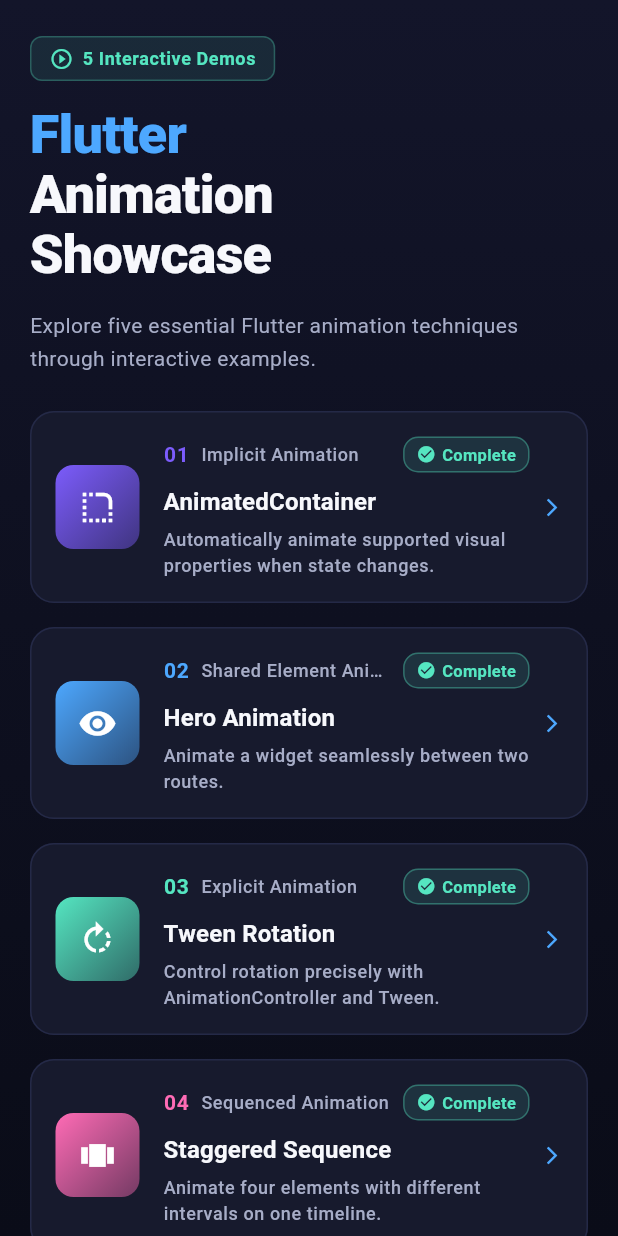
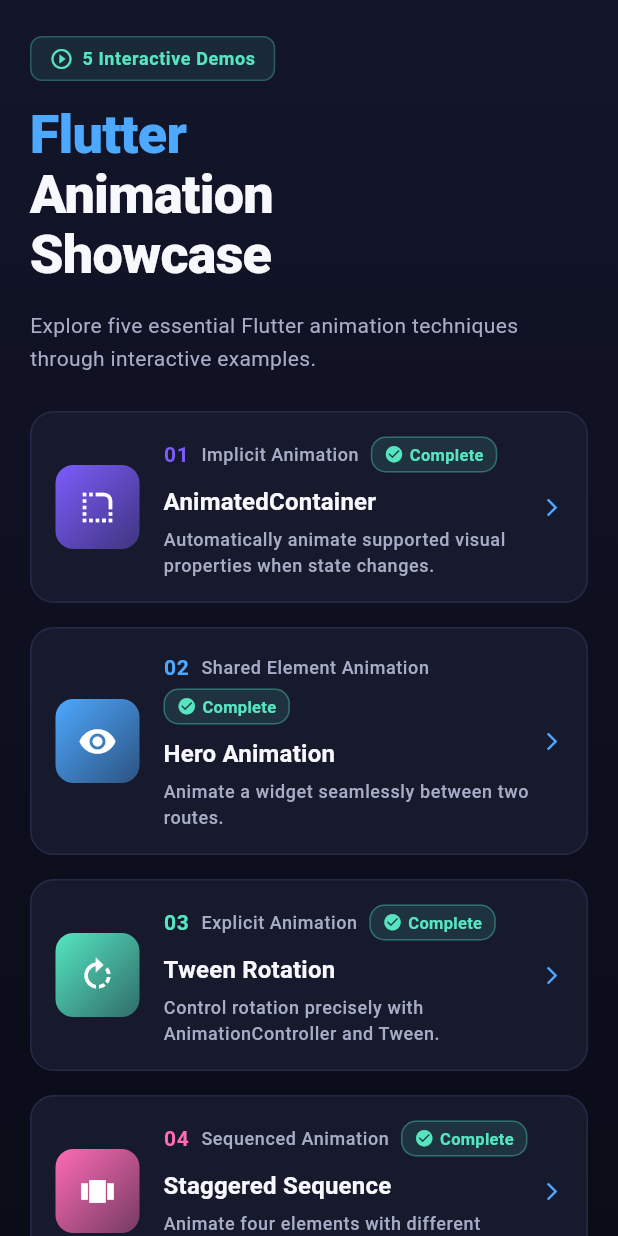
Before and after one commit to fahadkhalid22/Flutter-Animation-Showcase, a Flutter app: the screen it shows after launch, on a phone screen of 412 x 824 dp. Run offline on Flutter 3.47's test engine with Material 3 defaults, Android fonts, the phone set to English and light mode, and no system bars.

Commit message:
fix: improve animation accessibility and UX
- Add Flexible to showcase header badge so pill text wraps
  instead of overflowing at large text scales (1.3×, 2.0×).
- Replace Row with Wrap in AnimationShowcaseCard title row and
  add Flexible to Complete badge pill; reflows gracefully under
  large system fonts instead of clipping.
- Add AppColors.chipLabel (#C4B8FF) high-contrast token for chip
  and index badge text; 7:1 contrast on tinted backgrounds
  versus 2.9:1 with the raw primary.
- BuildSlideFadeRoute now accepts an optional duration parameter;
  CustomRouteDemo passes Duration.zero when reduce-motion is on,
  landing on the destination instantly.
- Wrap each navigation card with Semantics(button:true) so screen
  readers announce cards as tappable buttons.
- Add phase5_a11y_test.dart with regression tests for text-scale
  no-overflow, reduce-motion landing, and card button semantics.

Co-Authored-By: Claude Code <noreply@anthropic.com>

```diff
--- a/lib/core/constants/app_colors.dart
+++ b/lib/core/constants/app_colors.dart
@@ -33,6 +33,11 @@ abstract final class AppColors {
   /// Secondary text for descriptions and captions.
   static const Color textSecondary = Color(0xFFA7ADC7);
 
+  /// High-contrast variant of [primary] used for small text (chip labels,
+  /// index badges) that sits on a semi-transparent tinted background.
+  /// Passes 4.5:1 against the effective tinted chip bg.
+  static const Color chipLabel = Color(0xFFC4B8FF);
+
   /// Diamond-shaped gradient used behind the dashboard header.
   static const LinearGradient backgroundGradient = LinearGradient(
     begin: Alignment.topCenter,
--- a/lib/core/theme/app_theme.dart
+++ b/lib/core/theme/app_theme.dart
@@ -51,7 +51,7 @@ abstract final class AppTheme {
         backgroundColor: AppColors.primary.withValues(alpha: 0.14),
         side: BorderSide(color: AppColors.primary.withValues(alpha: 0.35)),
         labelStyle: const TextStyle(
-          color: AppColors.primary,
+          color: AppColors.chipLabel,
           fontWeight: FontWeight.w600,
         ),
       ),
--- a/lib/core/widgets/animation_showcase_card.dart
+++ b/lib/core/widgets/animation_showcase_card.dart
@@ -25,6 +25,10 @@ class AnimationShowcaseCard extends StatelessWidget {
     return Material(
       color: AppColors.surface,
       borderRadius: BorderRadius.circular(AppRadius.lg),
+      // Declare the card a button so screen readers announce it as tappable
+      // and merge the card's text into a single label.
+      child: Semantics(
+        button: true,
         child: InkWell(
           onTap: onTap,
           borderRadius: BorderRadius.circular(AppRadius.lg),
@@ -43,7 +47,13 @@ class AnimationShowcaseCard extends StatelessWidget {
                   child: Column(
                     crossAxisAlignment: CrossAxisAlignment.start,
                     children: [
-                    Row(
+                      // A Wrap lets the number, category and status badge reflow onto
+                      // extra lines when system font scaling outgrows the card
+                      // column, instead of clipping the category or badge.
+                      Wrap(
+                        crossAxisAlignment: WrapCrossAlignment.center,
+                        spacing: AppSpacing.sm,
+                        runSpacing: AppSpacing.xs,
                         children: [
                           Text(
                             demo.number.toString().padLeft(2, '0'),
@@ -53,19 +63,14 @@ class AnimationShowcaseCard extends StatelessWidget {
                               letterSpacing: 0.5,
                             ),
                           ),
-                        const SizedBox(width: AppSpacing.sm),
-                        Expanded(
-                          child: Text(
+                          Text(
                             demo.category,
                             style: theme.textTheme.labelSmall?.copyWith(
                               color: AppColors.textSecondary,
                               letterSpacing: 0.4,
                               fontSize: 12,
                             ),
-                            overflow: TextOverflow.ellipsis,
                           ),
-                        ),
-                        const SizedBox(width: AppSpacing.sm),
                           const _CompleteBadge(),
                         ],
                       ),
@@ -89,6 +94,7 @@ class AnimationShowcaseCard extends StatelessWidget {
                   color: AppColors.secondary,
                 ),
               ],
+            ),
           ),
         ),
       ),
@@ -143,11 +149,16 @@ class _CompleteBadge extends StatelessWidget {
       ),
       child: Row(
         mainAxisSize: MainAxisSize.min,
+        mainAxisAlignment: MainAxisAlignment.center,
         children: [
           const Icon(Icons.check_circle, size: 13, color: AppColors.accent),
           const SizedBox(width: 4),
-          Text(
+          // Flexible keeps the pill's label visible when large system fonts
+          // make it wider than the card column: it wraps instead of clipping.
+          Flexible(
+            child: Text(
               'Complete',
+              textAlign: TextAlign.center,
               style: theme.textTheme.labelSmall?.copyWith(
                 color: AppColors.accent,
                 fontSize: 11,
@@ -155,6 +166,7 @@ class _CompleteBadge extends StatelessWidget {
                 letterSpacing: 0.2,
               ),
             ),
+          ),
         ],
       ),
     );
--- a/lib/core/widgets/concept_card.dart
+++ b/lib/core/widgets/concept_card.dart
@@ -99,7 +99,7 @@ class _Leading extends StatelessWidget {
         child: Text(
           '$index',
           style: const TextStyle(
-            color: AppColors.primary,
+            color: AppColors.chipLabel,
             fontSize: 12,
             fontWeight: FontWeight.w700,
           ),
--- a/lib/core/widgets/showcase_header.dart
+++ b/lib/core/widgets/showcase_header.dart
@@ -27,8 +27,12 @@ class ShowcaseHeader extends StatelessWidget {
             borderRadius: BorderRadius.circular(AppRadius.sm),
             border: Border.all(color: AppColors.accent.withValues(alpha: 0.28)),
           ),
+          // A Flexible label lets the badge text wrap to a second line when
+          // system font scaling makes it wider than the phone, instead of
+          // overflowing the pill to the right.
           child: Row(
             mainAxisSize: MainAxisSize.min,
+            mainAxisAlignment: MainAxisAlignment.center,
             children: [
               const Icon(
                 Icons.play_circle_outline,
@@ -36,12 +40,15 @@ class ShowcaseHeader extends StatelessWidget {
                 color: AppColors.accent,
               ),
               const SizedBox(width: AppSpacing.sm - 2),
-              Text(
-                AppStrings.demosBadge,
-                style: theme.textTheme.labelMedium?.copyWith(
-                  color: AppColors.accent,
-                  fontWeight: FontWeight.w600,
-                  letterSpacing: 0.4,
+              Flexible(
+                child: Text(
+                  AppStrings.demosBadge,
+                  textAlign: TextAlign.center,
+                  style: theme.textTheme.labelMedium?.copyWith(
+                    color: AppColors.accent,
+                    fontWeight: FontWeight.w600,
+                    letterSpacing: 0.4,
+                  ),
                 ),
               ),
             ],
```
Also changed, not shown: lib/features/custom_route/custom_route_demo.dart (+9 -1 lines), lib/shared/route_transitions.dart (+9 -3 lines), 2 other files. Lines whose indentation alone changed are shown as unchanged.
